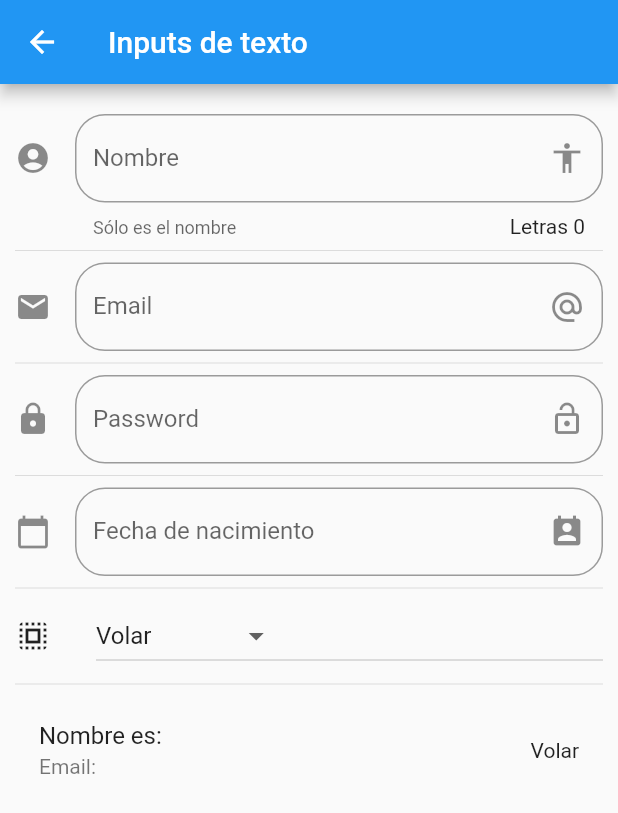
After one commit to sberdonces1996/App_Componentes, a Flutter app: the InputPage screen opened by its route, on a phone screen of 412 x 824 dp. The commit adds this screen. Shown: the top 813 px of the screen. Run offline on Flutter 3.47's test engine with Material 2 defaults, Android fonts, the phone set to English and light mode, and no system bars; network calls fail.

Commit message:
input commit

```diff
--- a/data/menu_opts.json
+++ b/data/menu_opts.json
@@ -15,6 +15,16 @@
             "ruta" : "card",
             "icon" : "folder_open",
             "texto": "Cards - Tarjetas"
+        },
+        {
+            "ruta" : "animatedContainer",
+            "icon" : "donut_large",
+            "texto": "Animated Container"
+        },
+        {
+            "ruta" : "inputs",
+            "icon" : "input",
+            "texto": "Inputs"
         }
     ]
 }
--- /dev/null
+++ b/lib/src/pages/input_page.dart
@@ -0,0 +1,167 @@
+import 'package:flutter/material.dart';
+
+class InputPage extends StatefulWidget {
+  @override
+  _InputPageState createState() => _InputPageState();
+}
+
+class _InputPageState extends State<InputPage> {
+  String _nombre = '';
+  String _email = '';
+  String _fecha = '';
+
+  String _opcionSeleccionada = 'Volar';
+
+  List<String> _poderes = ['Volar', 'Rayos X', 'Super Aliento', 'Super Fuerza'];
+
+  TextEditingController _inputFieldDateController = new TextEditingController();
+
+  @override
+  Widget build(BuildContext context) {
+    return Scaffold(
+      appBar: AppBar(
+        title: Text('Inputs de texto'),
+      ),
+      body: ListView(
+        padding: EdgeInsets.symmetric(horizontal: 10.0, vertical: 20.0),
+        children: <Widget>[
+          _crearInput(),
+          Divider(),
+          _crearEmail(),
+          Divider(),
+          _crearPassword(),
+          Divider(),
+          _crearFecha(context),
+          Divider(),
+          _crearDropdown(),
+          Divider(),
+          _crearPersona()
+        ],
+      ),
+    );
+  }
+
+  Widget _crearInput() {
+    return TextField(
+      // autofocus: true,
+      textCapitalization: TextCapitalization.sentences,
+      decoration: InputDecoration(
+          border: OutlineInputBorder(borderRadius: BorderRadius.circular(20.0)),
+          counter: Text('Letras ${_nombre.length}'),
+          hintText: 'Nombre de la persona',
+          labelText: 'Nombre',
+          helperText: 'Sólo es el nombre',
+          suffixIcon: Icon(Icons.accessibility),
+          icon: Icon(Icons.account_circle)),
+      onChanged: (valor) {
+        setState(() {
+          _nombre = valor;
+        });
+      },
+    );
+  }
+
+  Widget _crearEmail() {
+    return TextField(
+        keyboardType: TextInputType.emailAddress,
+        decoration: InputDecoration(
+            border:
+                OutlineInputBorder(borderRadius: BorderRadius.circular(20.0)),
+            hintText: 'Email',
+            labelText: 'Email',
+            suffixIcon: Icon(Icons.alternate_email),
+            icon: Icon(Icons.email)),
+        onChanged: (valor) => setState(() {
+              _email = valor;
+            }));
+  }
+
+  Widget _crearPassword() {
+    return TextField(
+        obscureText: true,
+        decoration: InputDecoration(
+            border:
+                OutlineInputBorder(borderRadius: BorderRadius.circular(20.0)),
+            hintText: 'Password',
+            labelText: 'Password',
+            suffixIcon: Icon(Icons.lock_open),
+            icon: Icon(Icons.lock)),
+        onChanged: (valor) => setState(() {
+              _email = valor;
+            }));
+  }
+
+  Widget _crearFecha(BuildContext context) {
+    return TextField(
+      enableInteractiveSelection: false,
+      controller: _inputFieldDateController,
+      decoration: InputDecoration(
+          border: OutlineInputBorder(borderRadius: BorderRadius.circular(20.0)),
+          hintText: 'Fecha de nacimiento',
+          labelText: 'Fecha de nacimiento',
+          suffixIcon: Icon(Icons.perm_contact_calendar),
+          icon: Icon(Icons.calendar_today)),
+      onTap: () {
+        FocusScope.of(context).requestFocus(new FocusNode());
+        _selectDate(context);
+      },
+    );
+  }
+
+  _selectDate(BuildContext context) async {
+    DateTime picked = await showDatePicker(
+        context: context,
+        initialDate: new DateTime.now(),
+        firstDate: new DateTime(2018),
+        lastDate: new DateTime(2025),
+        locale: Locale('es', 'ES'));
+
+    if (picked != null) {
+      setState(() {
+        _fecha = picked.toString();
+        _inputFieldDateController.text = _fecha;
+      });
+    }
+  }
+
+  List<DropdownMenuItem<String>> getOpcionesDropdown() {
+    List<DropdownMenuItem<String>> lista = new List();
+
+    _poderes.forEach((poder) {
+      lista.add(DropdownMenuItem(
+        child: Text(poder),
+        value: poder,
+      ));
+    });
+
+    return lista;
+  }
+
+  Widget _crearDropdown() {
+    return Row(
+      children: <Widget>[
+        Icon(Icons.select_all),
+        SizedBox(width: 30.0),
+        Expanded(
+          child: DropdownButton(
+            value: _opcionSeleccionada,
+            items: getOpcionesDropdown(),
+            onChanged: (opt) {
+              setState(() {
+                _opcionSeleccionada = opt;
+              });
+            },
+          ),
+        )
+      ],
+    );
+  }
+
+  Widget _crearPersona() {
+    return ListTile(
+      title: Text('Nombre es: $_nombre'),
+      subtitle: Text('Email: $_email'),
+      trailing: Text(_opcionSeleccionada),
+    );
+  }
+}
--- a/lib/src/routes/routes.dart
+++ b/lib/src/routes/routes.dart
@@ -1,7 +1,9 @@
 import 'package:app_listas/src/pages/alert_page.dart';
+import 'package:app_listas/src/pages/animated_container.dart';
 import 'package:app_listas/src/pages/avatar_page.dart';
 import 'package:app_listas/src/pages/card_page.dart';
 import 'package:app_listas/src/pages/home_page.dart';
+import 'package:app_listas/src/pages/input_page.dart';
 import 'package:flutter/material.dart';
 
 Map<String, WidgetBuilder> getApplicationRoutes() {
@@ -10,5 +12,7 @@ Map<String, WidgetBuilder> getApplicationRoutes() {
     'alert': (BuildContext context) => AlertPage(),
     'avatar': (BuildContext context) => AvatarPage(),
     'card': (BuildContext context) => CardPage(),
+    'animatedContainer': (BuildContext context) => AnimatedContainerPage(),
+    'inputs': (BuildContext context) => InputPage(),
   };
 }
--- a/lib/src/utils/icono_string_util.dart
+++ b/lib/src/utils/icono_string_util.dart
@@ -4,6 +4,8 @@ final _icons = <String, IconData>{
   'add_alert': Icons.add_alert,
   'accessibility': Icons.accessibility,
   'folder_open': Icons.folder_open,
+  'donut_large': Icons.donut_large,
+  'input': Icons.input,
 };
 
 Icon getIcon(String nombreIcono) {
```
Also changed, not shown: lib/src/pages/alert_page.dart (+42 -1 lines), lib/src/pages/animated_container.dart (added, +49 -0 lines), lib/src/pages/avatar_page.dart (+28 -1 lines), lib/src/pages/card_page.dart (+20 -1 lines).
